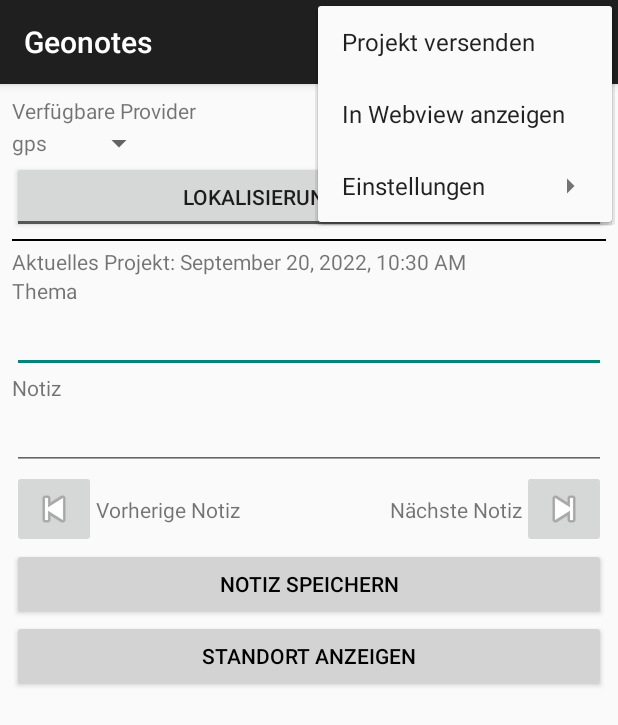
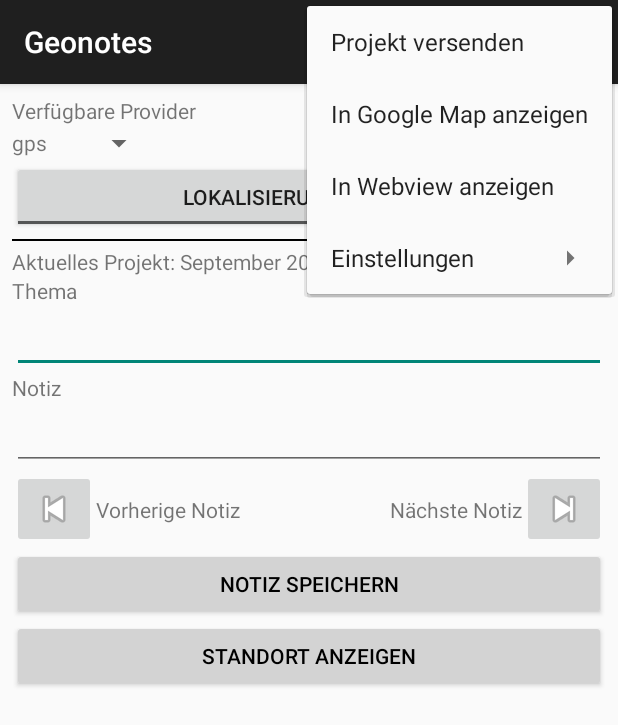
Before and after one commit to NekopiCode/GeoNote, an Android app: the screen it shows after launch (GatherActivity), with the options menu open, on a phone screen of 412 x 824 dp. Shown: the top 725 px of the screen. Run offline under Robolectric (Android 15) with nearby library versions, the phone set to English and light mode, and no system bars; our stand-ins replace Room's generated code.

Commit message:
Einsendeaufgabe Nummer 4 start implement Google Map

```diff
--- a/app/src/main/res/menu/menu_gather_activity.xml
+++ b/app/src/main/res/menu/menu_gather_activity.xml
@@ -24,6 +24,10 @@
     <item android:id="@+id/menu_projekt_versenden"
         android:title="Projekt versenden"
         android:icon="@android:drawable/ic_menu_send"
+        app:showAsAction="ifRoom"/>
+
+    <item android:id="@+id/menu_in_googlemap_oeffnen"
+        android:title="In Google Map anzeigen"
         app:showAsAction="ifRoom"/>
 
     <item android:id="@+id/menu_osm_oeffnen"
```
Also changed, not shown: app/src/main/java/and06/geonotes/GatherActivity.kt (+27 -0 lines).
